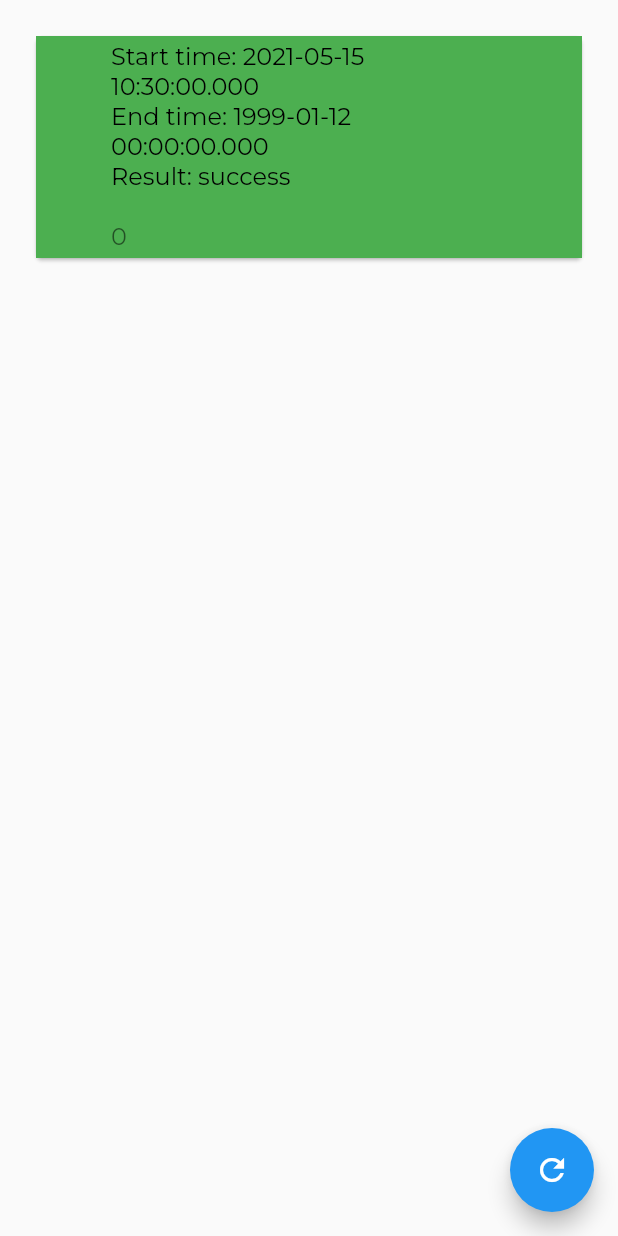
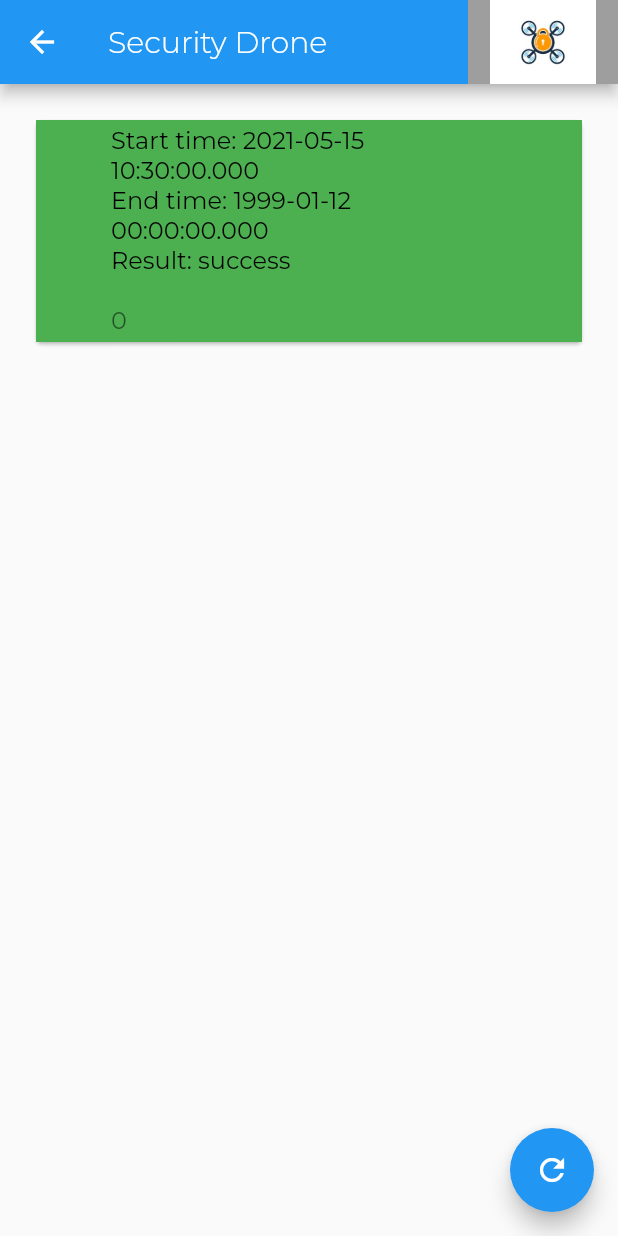
Before and after one commit to TomerMe2/SecurityDrone, a Flutter app: the DashboardPage screen opened by its route, on a phone screen of 412 x 824 dp. Run offline on Flutter 3.47's test engine with Material 2 defaults, Android fonts, the phone set to English and light mode, and no system bars; our stand-ins replace bloc, equatable, flutter_bloc, google_maps_flutter; missing offline and left inert: loading_animations.

Commit message:
fix some bugs and tend to warnings

```diff
--- a/security_drone_user_app/lib/data/models/lat_lng_point.dart
+++ b/security_drone_user_app/lib/data/models/lat_lng_point.dart
@@ -40,4 +40,10 @@ class LatLngPoint {
     }
     return false;
   }
+
+  @override
+  // TODO: implement hashCode
+  int get hashCode => super.hashCode;
+
+
 }
--- a/security_drone_user_app/lib/data/models/thief_entry.dart
+++ b/security_drone_user_app/lib/data/models/thief_entry.dart
@@ -40,4 +40,9 @@ class ThiefEntry{
   String toString() {
     return this.date.toString() + this.waypoint.toString();
   }
+
+  @override
+  // TODO: implement hashCode
+  int get hashCode => super.hashCode;
+
 }
--- a/security_drone_user_app/lib/logic/thief_page_state.dart
+++ b/security_drone_user_app/lib/logic/thief_page_state.dart
@@ -41,4 +41,9 @@ class ShowThiefEntries extends ThiefPageState{
     }
     return false;
   }
+
+  @override
+  // TODO: implement hashCode
+  int get hashCode => super.hashCode;
+
 }
--- a/security_drone_user_app/lib/presentation/image_banner.dart
+++ b/security_drone_user_app/lib/presentation/image_banner.dart
@@ -2,8 +2,8 @@ import 'package:flutter/material.dart';
 
 class ImageBanner extends StatelessWidget {
   final String _path;
-  double height;
-  double width;
+  final double height;
+  final double width;
   ImageBanner(this._path, {this.width = 100.0, this.height=100.0});
 
   @override
--- a/security_drone_user_app/lib/presentation/pages/dashboard_page.dart
+++ b/security_drone_user_app/lib/presentation/pages/dashboard_page.dart
@@ -5,6 +5,8 @@ import 'package:security_drone_user_app/data/models/dashboard_entry.dart';
 import 'package:security_drone_user_app/logic/dashboard_bloc.dart';
 import 'package:security_drone_user_app/presentation/text_section.dart';
 import 'package:security_drone_user_app/style.dart';
+
+import '../image_banner.dart';
 
 
 class DashboardPage extends StatefulWidget {
@@ -20,6 +22,12 @@ class DashboardPageState extends State<DashboardPage>{
   @override
   Widget build(BuildContext context){
     return Scaffold(
+        appBar: AppBar(
+          title: Text("Security Drone"),
+          actions: [
+            ImageBanner('assets/images/icon.jpg')
+          ],
+        ),
         body: DashboardListClass(_bloc),
         floatingActionButton: Column(
           mainAxisSize: MainAxisSize.min,
--- a/security_drone_user_app/lib/presentation/pages/view_thief_page.dart
+++ b/security_drone_user_app/lib/presentation/pages/view_thief_page.dart
@@ -3,6 +3,8 @@ import 'package:flutter/material.dart';
 import 'package:flutter_bloc/flutter_bloc.dart';
 import 'package:security_drone_user_app/logic/thief_page_bloc.dart';
 import 'package:security_drone_user_app/presentation/text_section.dart';
+
+import '../image_banner.dart';
 
 
 class ViewThiefPage extends StatefulWidget {
@@ -18,6 +20,12 @@ class ViewThiefPageState extends State<ViewThiefPage>{
   @override
   Widget build(BuildContext context){
     return Scaffold(
+        appBar: AppBar(
+          title: Text("Security Drone"),
+          actions: [
+            ImageBanner('assets/images/icon.jpg')
+          ],
+        ),
       body: ThiefListClass(_bloc),
       floatingActionButton: Column(
         mainAxisSize: MainAxisSize.min,
```
Also changed, not shown: security_drone_user_app/lib/main.dart (+0 -9 lines), security_drone_user_app/assets/images/thief.jpg (added).
